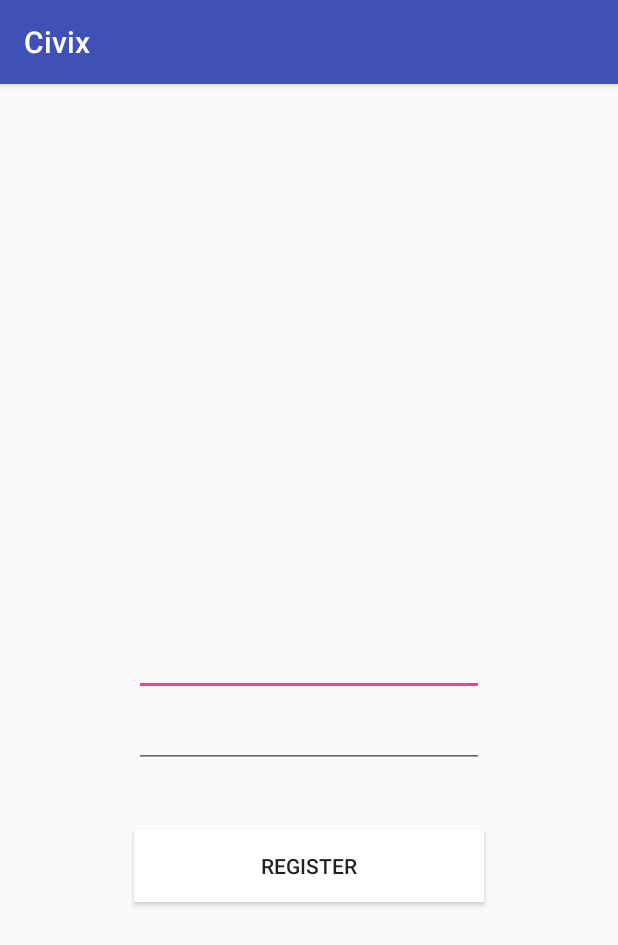
After one commit to havefn/civix, an Android app: the RegistrationActivity screen opened directly, with no data from a screen before it, on a phone screen of 412 x 824 dp. The commit adds this screen. Shown: the top 945 px of the screen. Run offline under Robolectric (Android 15) with nearby library versions, the phone set to English and light mode, and no system bars.

Commit message:
New  : +LoginActivity +RegistrationActivity
Fix :
+Renew the activity_login.xml
+added IDs to activity_login.xml components
+Linked the btn_to_register with RegistrationActivity
+added RegistrationActivity components with IDs

```diff
--- a/app/src/main/AndroidManifest.xml
+++ b/app/src/main/AndroidManifest.xml
@@ -8,7 +8,9 @@
         android:label="@string/app_name"
         android:supportsRtl="true"
         android:theme="@style/AppTheme">
-        <activity android:name=".StartingActivity"></activity>
+        <activity android:name=".StartingActivity" />
+        <activity android:name=".LoginActivity" />
+        <activity android:name=".RegistrationActivity"></activity>
     </application>
 
 </manifest>
--- /dev/null
+++ b/app/src/main/java/com/havefn/civix/RegistrationActivity.java
@@ -0,0 +1,13 @@
+package com.havefn.civix;
+
+import android.support.v7.app.AppCompatActivity;
+import android.os.Bundle;
+
+public class RegistrationActivity extends AppCompatActivity {
+
+    @Override
+    protected void onCreate(Bundle savedInstanceState) {
+        super.onCreate(savedInstanceState);
+        setContentView(R.layout.activity_registration);
+    }
+}
--- a/app/src/main/java/com/havefn/civix/StartingActivity.java
+++ b/app/src/main/java/com/havefn/civix/StartingActivity.java
@@ -15,13 +15,13 @@ public class StartingActivity extends AppCompatActivity {
         super.onCreate(savedInstanceState);
         setContentView(R.layout.activity_starting);
 
-        btnSignin = (Button) findViewById(R.id.btn_login);
+        btnSignin = (Button) findViewById(R.id.btn_to_register);
 
         btnSignin.setOnClickListener(new View.OnClickListener() {
             @Override
             public void onClick(View v) {
-                //Intent intent = new Intent(MainActivity.this, LoginActivity.class);
-                //startActivity(intent);
+                Intent intent = new Intent(StartingActivity.this, RegistrationActivity.class);
+                startActivity(intent);
             }
         });
     }
--- /dev/null
+++ b/app/src/main/res/layout/activity_registration.xml
@@ -0,0 +1,44 @@
+<?xml version="1.0" encoding="utf-8"?>
+<RelativeLayout xmlns:android="http://schemas.android.com/apk/res/android"
+    xmlns:tools="http://schemas.android.com/tools"
+    android:layout_width="match_parent"
+    android:layout_height="match_parent"
+    android:paddingBottom="@dimen/activity_vertical_margin"
+    android:paddingLeft="@dimen/activity_horizontal_margin"
+    android:paddingRight="@dimen/activity_horizontal_margin"
+    android:paddingTop="@dimen/activity_vertical_margin"
+    tools:context="com.havefn.civix.RegistrationActivity">
+
+    <EditText
+        android:layout_width="wrap_content"
+        android:layout_height="wrap_content"
+        android:inputType="textEmailAddress"
+        android:ems="10"
+        android:id="@+id/tf_email"
+        android:layout_centerVertical="true"
+        android:layout_centerHorizontal="true"
+        android:textSize="20dp" />
+
+    <EditText
+        android:layout_width="wrap_content"
+        android:layout_height="wrap_content"
+        android:inputType="textPassword"
+        android:ems="10"
+        android:id="@+id/tf_password"
+        android:textSize="20dp"
+        android:layout_below="@+id/tf_email"
+        android:layout_centerHorizontal="true" />
+
+    <Button
+        android:layout_width="wrap_content"
+        android:layout_height="wrap_content"
+        android:text="REGISTER"
+        android:id="@+id/btn_register"
+        android:background="#ffffff"
+        android:layout_below="@+id/tf_password"
+        android:layout_alignLeft="@+id/tf_password"
+        android:layout_alignStart="@+id/tf_password"
+        android:layout_marginTop="41dp"
+        android:layout_alignRight="@+id/tf_password"
+        android:layout_alignEnd="@+id/tf_password" />
+</RelativeLayout>
```
Also changed, not shown: app/src/main/java/com/havefn/civix/LoginActivity.java (added, +13 -0 lines), app/src/main/res/layout/activity_login.xml (added, +12 -0 lines), app/src/main/res/layout/activity_starting.xml (+19 -17 lines).
